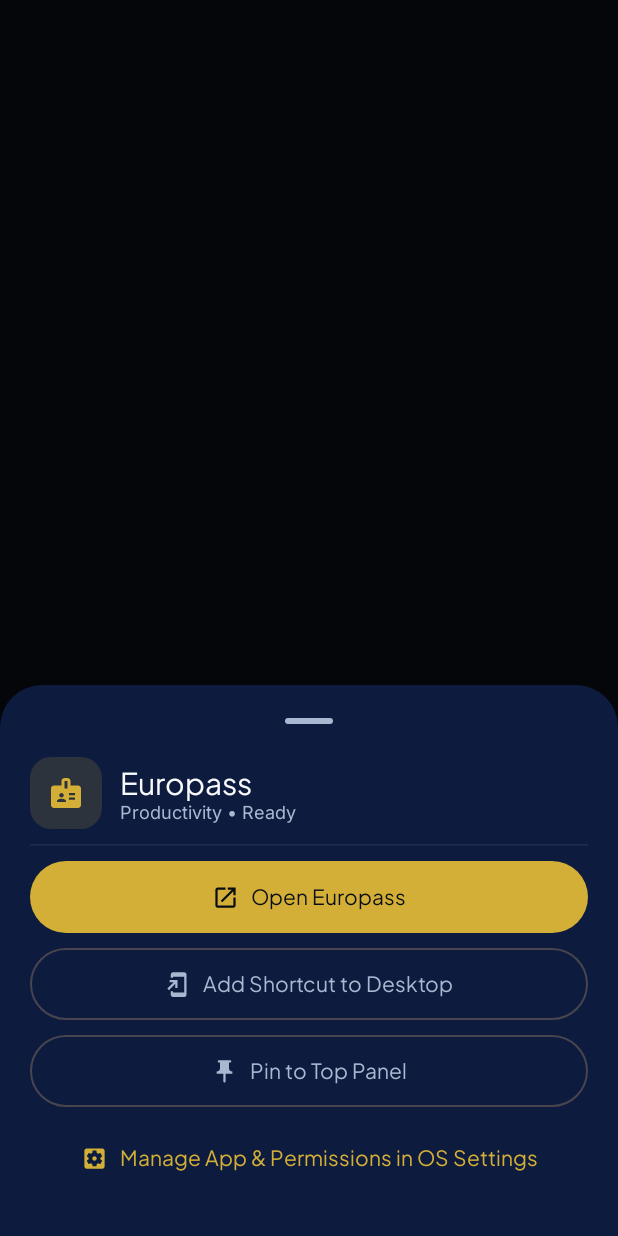
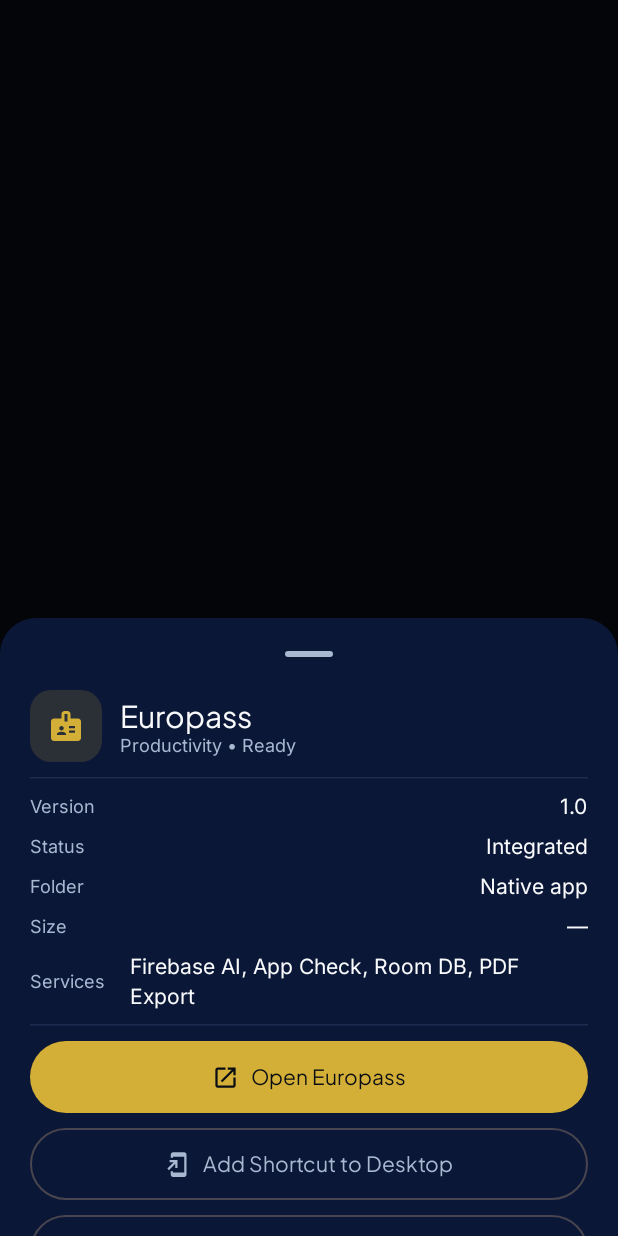
Before and after one commit to Gass-OS/CAMEL-OS-, an Android app built with Jetpack Compose: the composable CamelAppContextSheet called with sample values from the repository, on a phone screen of 412 x 824 dp. Run offline under Robolectric (Android 15) with nearby library versions, the phone set to English and light mode, and no system bars; 1 statement that could not run was skipped.

Commit message:
feat: frosted long-press app menu with app info
Upgrade CamelAppContextSheet: translucent 0.88 surface, 24dp top
corners, lighter scrim. Add an info block: version (BuildConfig,
the OS version, since the registry has no per-app version), status,
web folder, bundled asset size and shared services. The long-press
gesture and the four existing actions are unchanged.

Add sizeLabel to CamelAppDescriptor (default em-dash) with the
measured asset-folder size for the 18 WebView apps; Europass and the
two runners keep the default.

```diff
--- a/app/src/main/java/com/example/camel/ui/CamelAppContextSheet.kt
+++ b/app/src/main/java/com/example/camel/ui/CamelAppContextSheet.kt
@@ -11,10 +11,21 @@ import androidx.compose.ui.Modifier
 import androidx.compose.ui.graphics.Color
 import androidx.compose.ui.platform.testTag
 import androidx.compose.ui.text.font.FontWeight
+import androidx.compose.ui.text.style.TextOverflow
 import androidx.compose.ui.unit.dp
+import com.example.BuildConfig
 import com.example.camel.core.CamelAppDescriptor
 import com.example.camel.core.CamelAppId
+import com.example.camel.core.webFolder
 
+/**
+ * Long-press app menu, upgraded to the frosted transparent style used across
+ * the plasma desktop. The gesture and the four actions are unchanged; this
+ * sheet adds an app-info block (version, folder, size, status, services).
+ *
+ * Frosted, not blurred: true background blur needs RenderEffect (API 31+)
+ * and minSdk is 24, so below API 31 the sheet is translucent without blur.
+ */
 @OptIn(ExperimentalMaterial3Api::class)
 @Composable
 fun CamelAppContextSheet(
@@ -29,8 +40,10 @@ fun CamelAppContextSheet(
 ) {
     ModalBottomSheet(
         onDismissRequest = onDismiss,
-        containerColor = MaterialTheme.colorScheme.surface,
-        contentColor = MaterialTheme.colorScheme.onSurface
+        shape = RoundedCornerShape(topStart = 24.dp, topEnd = 24.dp),
+        containerColor = MaterialTheme.colorScheme.surface.copy(alpha = 0.88f),
+        contentColor = MaterialTheme.colorScheme.onSurface,
+        scrimColor = Color.Black.copy(alpha = 0.35f)
     ) {
         Column(
             modifier = Modifier
@@ -62,6 +75,35 @@ fun CamelAppContextSheet(
                         color = MaterialTheme.colorScheme.onSurfaceVariant
                     )
                 }
+            }
+
+            HorizontalDivider(color = MaterialTheme.colorScheme.outline.copy(alpha = 0.6f))
+
+            // App info — version comes from the OS build itself (BuildConfig),
+            // because the registry carries no per-app semantic version.
+            // Sizes are the bundled asset-folder sizes measured at plan time.
+            AppInfoRow(label = "Version", value = BuildConfig.VERSION_NAME)
+            AppInfoRow(
+                label = "Status",
+                value = if (app.isIntegrated) "Integrated" else "Awaiting upload"
+            )
+            AppInfoRow(
+                label = "Folder",
+                value = app.id.webFolder() ?: if (app.id == CamelAppId.EUROPASS) {
+                    "Native app"
+                } else {
+                    "—"
+                }
+            )
+            AppInfoRow(
+                label = "Size",
+                value = if (app.id.webFolder() != null) "Assets ${app.sizeLabel}" else "—"
+            )
+            if (app.sharedServices.isNotEmpty()) {
+                AppInfoRow(
+                    label = "Services",
+                    value = app.sharedServices.joinToString(", ")
+                )
             }
 
             HorizontalDivider(color = MaterialTheme.colorScheme.outline.copy(alpha = 0.6f))
@@ -136,3 +178,26 @@ fun CamelAppContextSheet(
         }
     }
 }
+
+@Composable
+private fun AppInfoRow(label: String, value: String) {
+    Row(
+        modifier = Modifier.fillMaxWidth(),
+        horizontalArrangement = Arrangement.SpaceBetween,
+        verticalAlignment = Alignment.CenterVertically
+    ) {
+        Text(
+            text = label,
+            style = MaterialTheme.typography.bodySmall,
+            color = MaterialTheme.colorScheme.onSurfaceVariant
+        )
+        Spacer(modifier = Modifier.width(16.dp))
+        Text(
+            text = value,
+            style = MaterialTheme.typography.bodyMedium,
+            fontWeight = FontWeight.Medium,
+            maxLines = 2,
+            overflow = TextOverflow.Ellipsis
+        )
+    }
+}
```
Also changed, not shown: app/src/main/java/com/example/camel/core/CamelAppModule.kt (+20 -1 lines).
